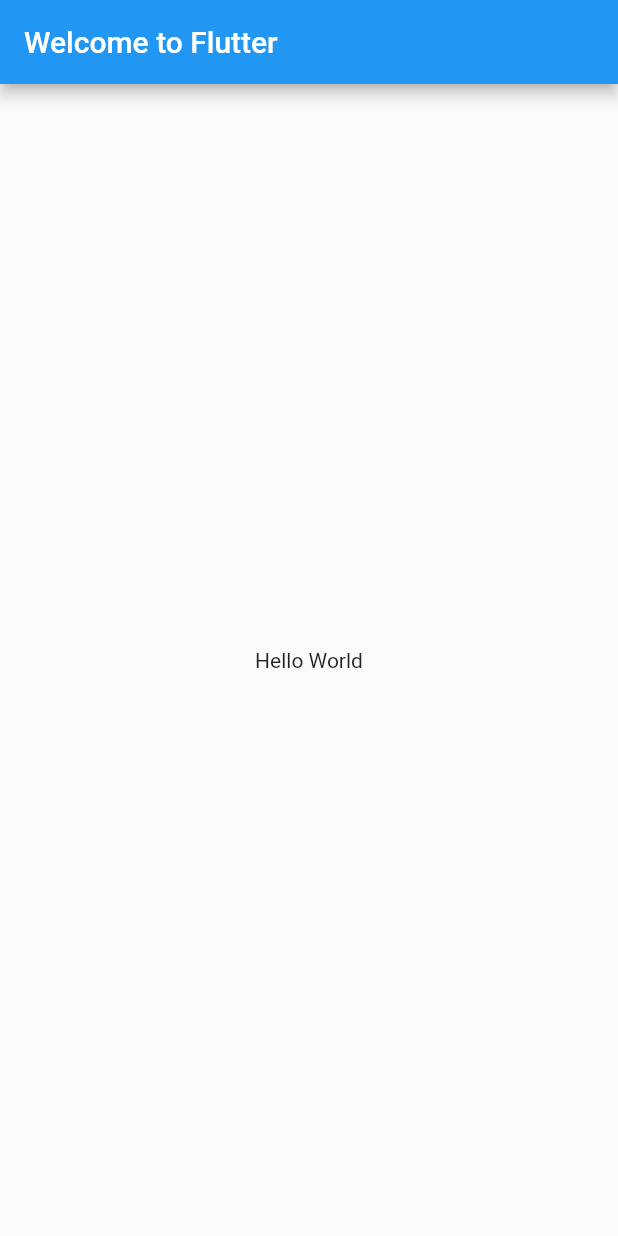
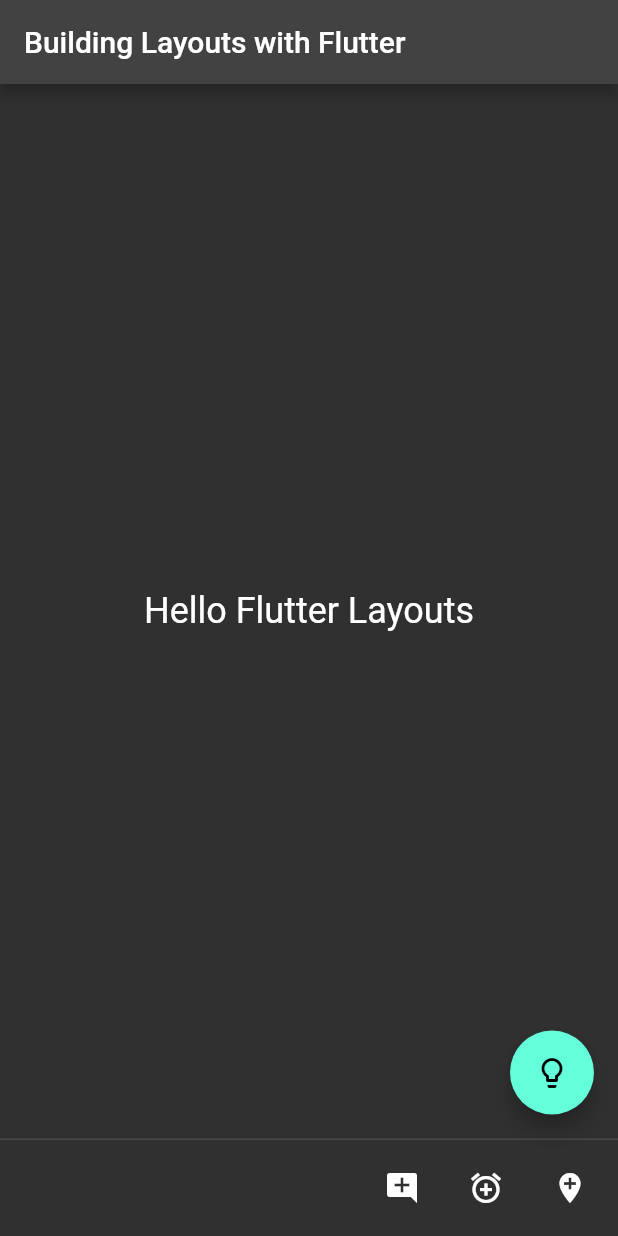
Before and after one commit to ozgursarikamis/flutter-layouts, a Flutter app: the screen it shows after launch, on a phone screen of 412 x 824 dp. Run offline on Flutter 3.47's test engine with Material 2 defaults, Android fonts, the phone set to English and light mode, and no system bars.

Commit message:
Brightness, Floating Action Button, persistentFooterButtons

```diff
--- a/lib/main.dart
+++ b/lib/main.dart
@@ -1,23 +1,51 @@
 import 'package:flutter/material.dart';
 
 void main() {
-  runApp(const MyApp());
+  runApp(const HelloLayoutsApp());
 }
 
-class MyApp extends StatelessWidget {
-  const MyApp({Key? key}) : super(key: key);
+class HelloLayoutsApp extends StatelessWidget {
+  const HelloLayoutsApp({Key? key}) : super(key: key);
 
   @override
   Widget build(BuildContext context) {
     return MaterialApp(
-      title: 'Welcome to Flutter',
+      theme: ThemeData(primarySwatch: Colors.pink, brightness: Brightness.dark),
+      debugShowCheckedModeBanner: false,
       home: Scaffold(
         appBar: AppBar(
-          title: const Text('Welcome to Flutter'),
+          centerTitle: false,
+          title: const Text('Building Layouts with Flutter'),
         ),
         body: const Center(
-          child: Text('Hello World'),
+          child: Text(
+            'Hello Flutter Layouts',
+            style: TextStyle(fontSize: 24),
+          ),
         ),
+        floatingActionButton: FloatingActionButton(
+          child: const Icon(Icons.lightbulb_outline),
+          onPressed: () {
+            print('You rang?');
+          },
+        ),
+        persistentFooterButtons: <Widget>[
+          IconButton(
+              onPressed: () {
+                print('persistent: Add Comment');
+              },
+              icon: const Icon(Icons.add_comment)),
+          IconButton(
+              onPressed: () {
+                print('persistent: Add Alarm');
+              },
+              icon: const Icon(Icons.add_alarm)),
+          IconButton(
+              onPressed: () {
+                print('persistent: Add Location');
+              },
+              icon: const Icon(Icons.add_location))
+        ],
       ),
     );
   }
```
